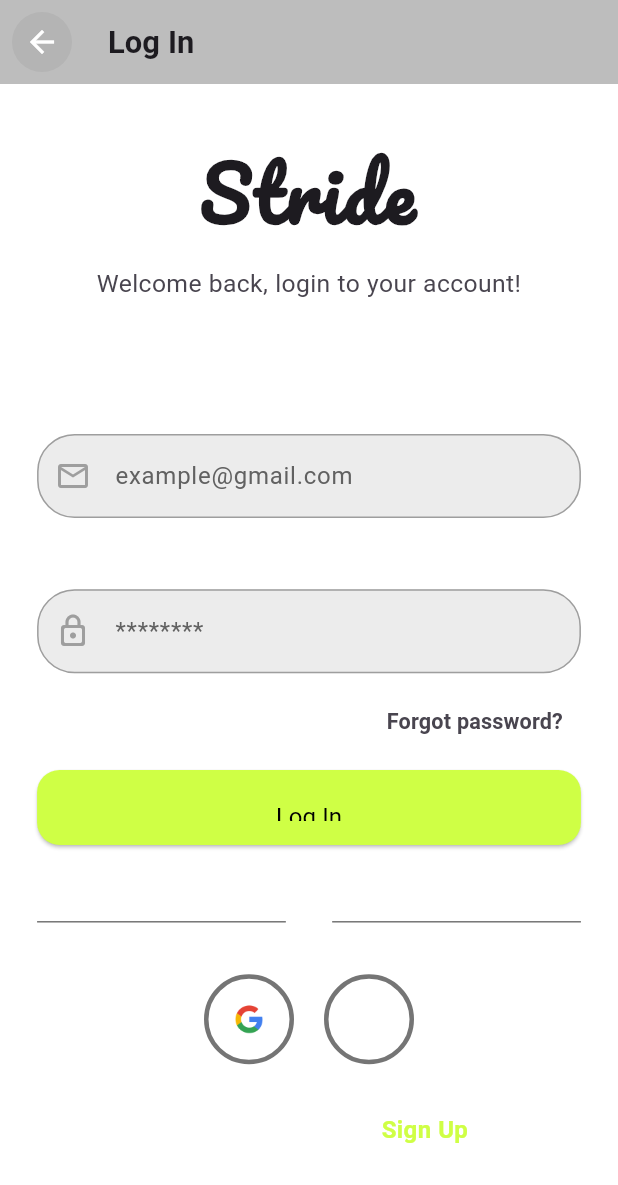
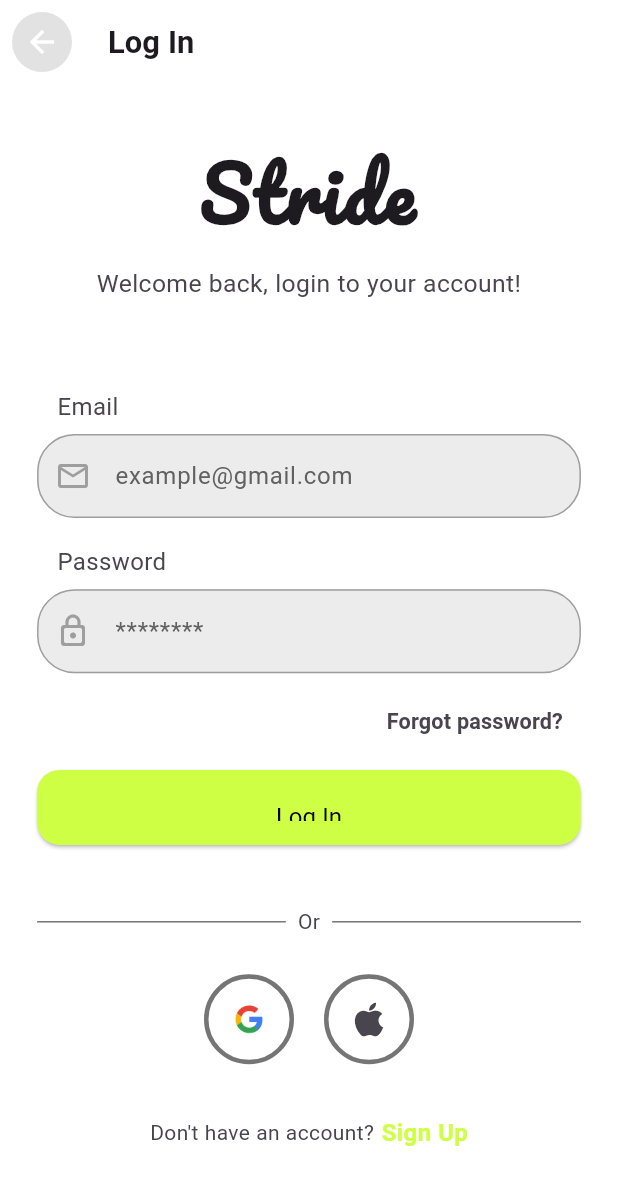
Before and after one commit to BigSteveAbdulmex/Stride, a Flutter app: the LoginPage screen opened directly, on a phone screen of 412 x 824 dp. Shown: the top 1185 px of the screen. Run offline on Flutter 3.47's test engine with Material 3 defaults, Android fonts, the phone set to English and light mode, and no system bars; our stand-ins replace google_fonts.

Commit message:
Refactored the code of all the auth screens to be responsive and dynamically change theme

```diff
--- a/lib/features/authentication/presentation/widgets/custom_auth_appbar.dart
+++ b/lib/features/authentication/presentation/widgets/custom_auth_appbar.dart
@@ -9,7 +9,6 @@ class CustomAuthAppbar extends StatelessWidget implements PreferredSizeWidget {
   @override
   Widget build(BuildContext context) {
     return AppBar(
-      backgroundColor: Colors.black26,
       title: title,
       leading: Padding(
         padding: const EdgeInsets.all(
--- a/lib/features/authentication/presentation/widgets/custom_auth_divider_content.dart
+++ b/lib/features/authentication/presentation/widgets/custom_auth_divider_content.dart
@@ -28,10 +28,10 @@ class CustomAuthDividerContent extends StatelessWidget {
               padding: const EdgeInsets.symmetric(
                 horizontal: 8,
               ),
-              child: const Text(
+              child: Text(
                 "Or",
                 style: TextStyle(
-                  color: Colors.white,
+                  color: Theme.of(context).colorScheme.onSurfaceVariant,
                 ),
               ),
             ),
@@ -81,25 +81,24 @@ class CustomAuthDividerContent extends StatelessWidget {
                     width: 3,
                   ),
                 ),
-                child: const Icon(
+                child: Icon(
                   Icons.apple,
                   size: 30,
-                  color: Colors.white,
+                  color: Theme.of(context).colorScheme.onSurfaceVariant,
                 ),
               ),
             ),
           ],
         ),
-        const SizedBox(height: 31),
+        const SizedBox(height: 33),
         Row(
           mainAxisAlignment: MainAxisAlignment.center,
           children: [
             Text(
               authText,
-              style: const TextStyle(
-                color: Colors.white,
-                fontSize: 14,
-              ),
+              style: Theme.of(context).textTheme.bodyMedium!.copyWith(
+                    color: Theme.of(context).colorScheme.onSurfaceVariant,
+                  ),
             ),
             const SizedBox(width: 5),
             GestureDetector(
--- a/lib/features/authentication/presentation/widgets/custom_auth_input_fields.dart
+++ b/lib/features/authentication/presentation/widgets/custom_auth_input_fields.dart
@@ -24,9 +24,9 @@ class CustomAuthTextField extends StatelessWidget {
         children: [
           Text(
             hintText,
-            style: const TextStyle(
+            style: TextStyle(
               // fontWeight: FontWeight.w600,
-              color: Colors.white,
+              color: Theme.of(context).colorScheme.onSurfaceVariant,
               fontSize: 16,
             ),
           ),
@@ -37,9 +37,9 @@ class CustomAuthTextField extends StatelessWidget {
             keyboardType: isPassword
                 ? TextInputType.visiblePassword
                 : TextInputType.emailAddress,
-            style: const TextStyle(
-              color: Colors.white,
-            ), // Ensures entered text is white
+            style: TextStyle(
+              color: Theme.of(context).colorScheme.onSurfaceVariant,
+            ),
             decoration: InputDecoration(
               label: Text(
                 labelText,
```
